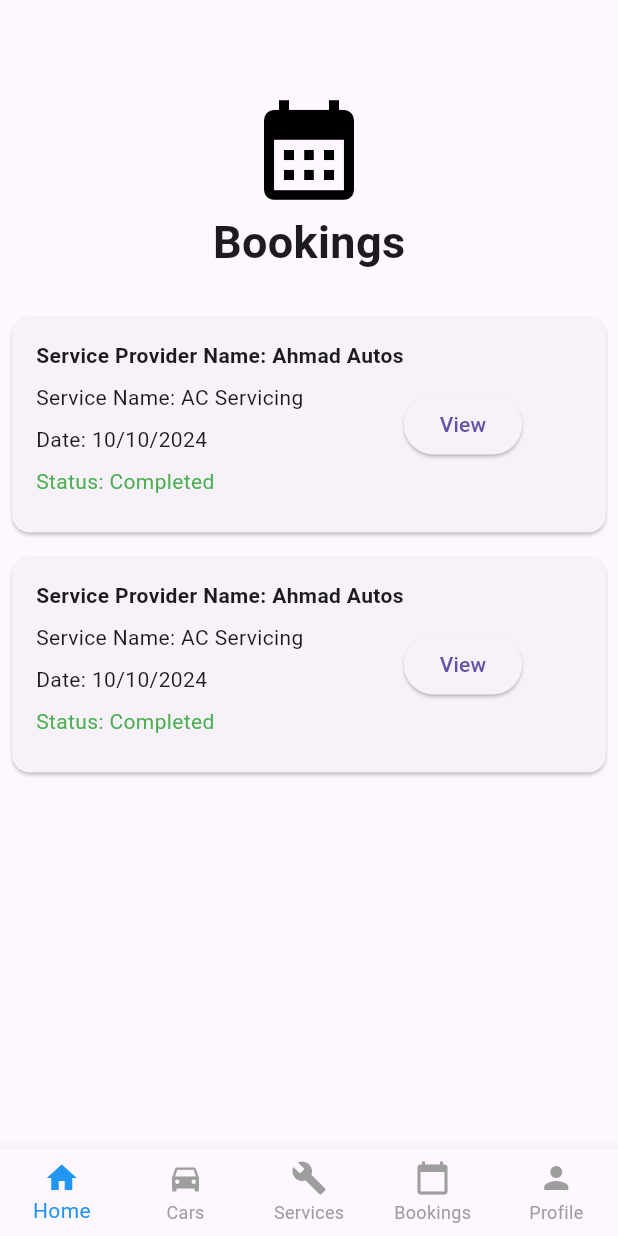
After one commit to faiqiqbal37/Digitalization-of-Vehicle-Maintenenace-Services, a Flutter app: the CustomerBookingsView screen opened by its route, on a phone screen of 412 x 824 dp. The commit adds this screen. Run offline on Flutter 3.47's test engine with Material 3 defaults, Android fonts, the phone set to English and light mode, and no system bars; our stand-ins replace cloud_firestore, firebase_auth, firebase_core, freezed_annotation, stacked, stacked_services and 1 more; accounts and stored records are empty.

Commit message:
created the view for customer_bookings

```diff
--- a/lib/app/app.dart
+++ b/lib/app/app.dart
@@ -23,6 +23,7 @@ import 'package:disertation/ui/views/customer_cars/customer_cars_view.dart';
 import 'package:disertation/ui/views/customer_add_cars/customer_add_cars_view.dart';
 import 'package:disertation/services/cars_service_service.dart';
 import 'package:disertation/services/booking_service.dart';
+import 'package:disertation/ui/views/customer_bookings/customer_bookings_view.dart';
 // @stacked-import
 
 @StackedApp(
@@ -43,6 +44,7 @@ import 'package:disertation/services/booking_service.dart';
     MaterialRoute(page: CustomerHomeView),
     MaterialRoute(page: CustomerCarsView),
     MaterialRoute(page: CustomerAddCarsView),
+    MaterialRoute(page: CustomerBookingsView),
 // @stacked-route
   ],
   dependencies: [
--- a/lib/ui/views/common_components/customer/navigation_bar.dart
+++ b/lib/ui/views/common_components/customer/navigation_bar.dart
@@ -25,7 +25,7 @@ class _CustomerBottomNavigationBarState
     } else if (_selectedIndex == 2) {
       _navigationService.replaceWithServiceProviderServicesView();
     } else if (_selectedIndex == 3) {
-      _navigationService.replaceWithServiceProviderBookingsListingView();
+      _navigationService.replaceWithCustomerBookingsView();
     } else if (_selectedIndex == 4) {
       _navigationService.replaceWithServiceProviderProfileView();
     }
--- /dev/null
+++ b/lib/ui/views/customer_bookings/booking_card.dart
@@ -0,0 +1,64 @@
+import 'package:disertation/app/app.locator.dart';
+import 'package:disertation/app/app.router.dart';
+import 'package:flutter/cupertino.dart';
+import 'package:flutter/material.dart';
+import 'package:stacked_services/stacked_services.dart';
+
+class BookingCard extends StatelessWidget {
+  final String serviceProviderName;
+  final String serviceName;
+  final String date;
+  final String status;
+  final _navigationService = locator<NavigationService>();
+
+  BookingCard({
+    required this.serviceProviderName,
+    required this.serviceName,
+    required this.date,
+    required this.status,
+  });
+
+  @override
+  Widget build(BuildContext context) {
+    return Card(
+      margin: EdgeInsets.all(8.0),
+      child: Padding(
+        padding: const EdgeInsets.all(16.0),
+        child: Row(
+          children: [
+            Column(
+              crossAxisAlignment: CrossAxisAlignment.start,
+              children: [
+                Text('Service Provider Name: $serviceProviderName',
+                    style: TextStyle(fontWeight: FontWeight.bold)),
+                SizedBox(height: 8),
+                Text('Service Name: $serviceName'),
+                SizedBox(height: 8),
+                Text('Date: $date'),
+                SizedBox(height: 8),
+                Text('Status: $status',
+                    style: TextStyle(
+                        color: status == 'Completed' ? Colors.green : Colors.red)),
+                SizedBox(height: 8),
+
+              ],
+
+            ),
+            Row(
+              mainAxisAlignment: MainAxisAlignment.spaceBetween,
+              children: [
+                ElevatedButton(
+                  onPressed: () {
+                    _navigationService
+                        .navigateToServiceProviderBookingdetailView();
+                  },
+                  child: Text('View'),
+                ),
+              ],
+            )
+          ],
+        ),
+      ),
+    );
+  }
+}
--- /dev/null
+++ b/lib/ui/views/customer_bookings/customer_bookings_view.dart
@@ -0,0 +1,54 @@
+import 'package:disertation/ui/views/common_components/customer/navigation_bar.dart';
+import 'package:disertation/ui/views/customer_bookings/booking_card.dart';
+import 'package:flutter/material.dart';
+import 'package:stacked/stacked.dart';
+
+import 'customer_bookings_viewmodel.dart';
+
+class CustomerBookingsView extends StackedView<CustomerBookingsViewModel> {
+  const CustomerBookingsView({Key? key}) : super(key: key);
+
+  @override
+  Widget builder(
+    BuildContext context,
+    CustomerBookingsViewModel viewModel,
+    Widget? child,
+  ) {
+    return Scaffold(
+      body: Column(
+        children: [
+          SizedBox(height: 60),
+          Icon(Icons.calendar_month, size: 80, color: Colors.black),
+          Text("Bookings",
+              style: TextStyle(fontWeight: FontWeight.bold, fontSize: 30)),
+          SizedBox(height: 20),
+          Expanded(
+            child: ListView(
+              children: [
+                BookingCard(
+                  serviceProviderName: 'Ahmad Autos',
+                  serviceName: 'AC Servicing',
+                  date: '10/10/2024',
+                  status: 'Completed',
+                ),
+                BookingCard(
+                  serviceProviderName: 'Ahmad Autos',
+                  serviceName: 'AC Servicing',
+                  date: '10/10/2024',
+                  status: 'Completed',
+                ),
+              ],
+            ),
+          ),
+        ],
+      ),
+      bottomNavigationBar: CustomerBottomNavigationBar(),
+    );
+  }
+
+  @override
+  CustomerBookingsViewModel viewModelBuilder(
+    BuildContext context,
+  ) =>
+      CustomerBookingsViewModel();
+}
--- /dev/null
+++ b/lib/ui/views/customer_bookings/customer_bookings_viewmodel.dart
@@ -0,0 +1,3 @@
+import 'package:stacked/stacked.dart';
+
+class CustomerBookingsViewModel extends BaseViewModel {}
```
Also changed, not shown: lib/app/app.router.dart (+62 -19 lines), 1 other file.
